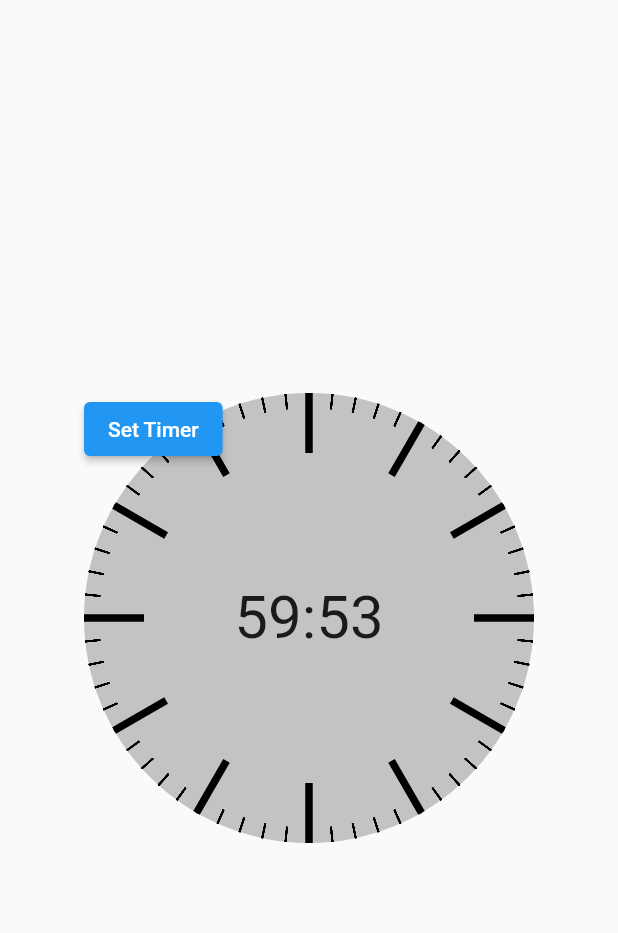
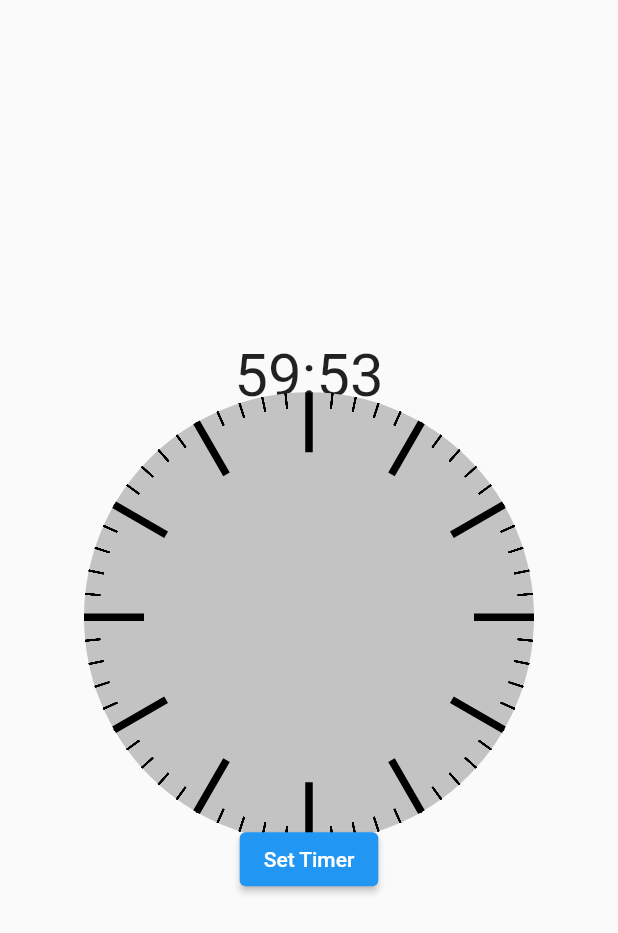
Before and after one commit to majinbooouu/flutter-fancy-timer, a Flutter app: the screen it shows after launch, on a phone screen of 412 x 824 dp. Shown: the top 933 px of the screen. Run offline on Flutter 3.47's test engine with Material 2 defaults, Android fonts, the phone set to English and light mode, and no system bars.

Commit message:
chaged Widget build

```diff
--- a/lib/screens/home_screen.dart
+++ b/lib/screens/home_screen.dart
@@ -1,5 +1,4 @@
 import 'dart:async';
-import 'package:flutter/cupertino.dart';
 import 'package:flutter/material.dart';
 import 'package:jintimer/widget/timer_bg_painter.dart';
 import 'package:jintimer/widget/timer_hand_painter.dart';
@@ -48,10 +47,21 @@ class _MyHomeScreenState extends State<MyHomeScreen>
   @override
   Widget build(BuildContext context) {
     return Scaffold(
-      body: Center(
-        child: SizedBox(
-          width: 300.0,
-          height: 300.0,
+      body: Column(
+        mainAxisAlignment: MainAxisAlignment.center,
+        crossAxisAlignment: CrossAxisAlignment.center,
+        children: [
+          Flexible(
+            flex: 1,
+            child: Text(
+              '${_remainingTime ~/ 60}:${(_remainingTime % 60).toString().padLeft(2, '0')}',
+              style: const TextStyle(fontSize: 40.0),
+            ),
+          ),
+          Flexible(
+            flex: 1,
+            child: Container(
+              alignment: Alignment.center,
               child: Stack(
                 children: [
                   CustomPaint(
@@ -67,28 +77,25 @@ class _MyHomeScreenState extends State<MyHomeScreen>
                     ),
                     size: const Size(300.0, 300.0),
                   ),
-              Align(
-                alignment: Alignment.center,
-                child: Text(
-                  '${_remainingTime ~/ 60}:${(_remainingTime % 60).toString().padLeft(2, '0')}',
-                  style: const TextStyle(fontSize: 40.0),
-                ),
-              ),
-              const SizedBox(height: 16.0),
-              ElevatedButton(
-                onPressed: () {
-                  _showTimePickerDialog(context);
-                },
-                child: const Text('Set Timer'),
-              ),
                 ],
               ),
             ),
           ),
+          Flexible(
+            flex: 1,
+            child: Container(
+              child: ElevatedButton(
+                onPressed: () {},
+                child: const Text('Set Timer'),
+              ),
+            ),
+          )
+        ],
+      ),
     );
   }
 }
-
+/*-
 void _showTimePickerDialog(BuildContext context) {
   showDialog(
     context: context,
@@ -149,4 +156,4 @@ class FlutterTimerPicker extends StatelessWidget {
       ),
     );
   }
-}
+} */
```
Lines whose indentation alone changed are shown as unchanged.
